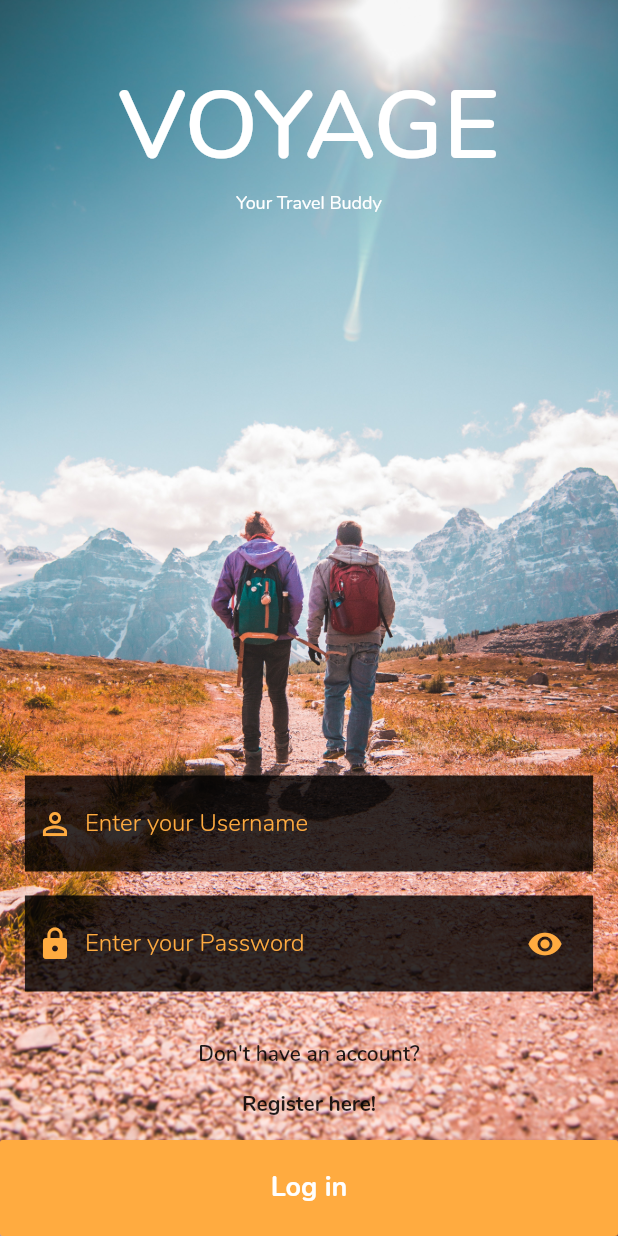
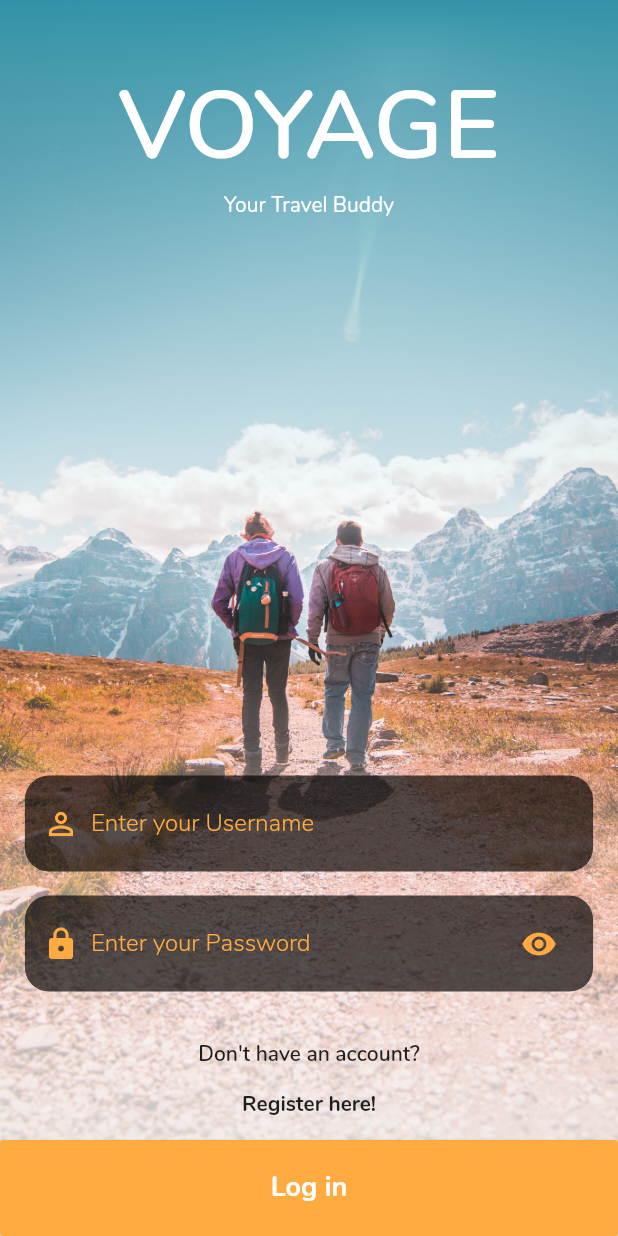
Before and after one commit to iamsatriya/dicoding-voyage, a Flutter app: the screen it shows after launch, on a phone screen of 412 x 824 dp. Run offline on Flutter 3.47's test engine with Material 2 defaults, Android fonts, the phone set to English and light mode, and no system bars.

Commit message:
Update design

```diff
--- a/lib/screen/LoginScreen.dart
+++ b/lib/screen/LoginScreen.dart
@@ -23,6 +23,19 @@ class _LoginScreenState extends State<LoginScreen> {
             width: MediaQuery.of(context).size.width,
             height: MediaQuery.of(context).size.height,
             fit: BoxFit.cover,
+          ),
+          Container(
+            decoration: BoxDecoration(
+              gradient: LinearGradient(
+                begin: Alignment.topCenter,
+                end: Alignment.bottomCenter,
+                colors: [
+                  Color(0xFF3293a8),
+                  Color(0x00FFFFFF),
+                  Color(0xFFEEEEEE),
+                ],
+              ),
+            ),
           ),
           SafeArea(
             child: Column(
--- a/lib/widget/AppHeader.dart
+++ b/lib/widget/AppHeader.dart
@@ -17,7 +17,7 @@ class AppHeader extends StatelessWidget {
             ),
             Text(
               'Your Travel Buddy',
-              style: TextStyle(fontSize: 12.0, color: Colors.white),
+              style: TextStyle(fontSize: 14.0, color: Colors.white),
             )
           ],
         ),
--- a/lib/widget/LoginInput.dart
+++ b/lib/widget/LoginInput.dart
@@ -20,10 +20,11 @@ class LoginInput extends StatelessWidget {
   Widget build(BuildContext context) {
     return Container(
       decoration: BoxDecoration(
-        color: Color(0xCC000000),
+        color: Color(0xAA000000),
+        borderRadius: BorderRadius.circular(16.0),
       ),
       margin: EdgeInsets.symmetric(vertical: 8.0, horizontal: 16.6),
-      padding: EdgeInsets.all(8.0),
+      padding: EdgeInsets.all(12.0),
       height: 64.0,
       child: Row(
         crossAxisAlignment: CrossAxisAlignment.center,
```
